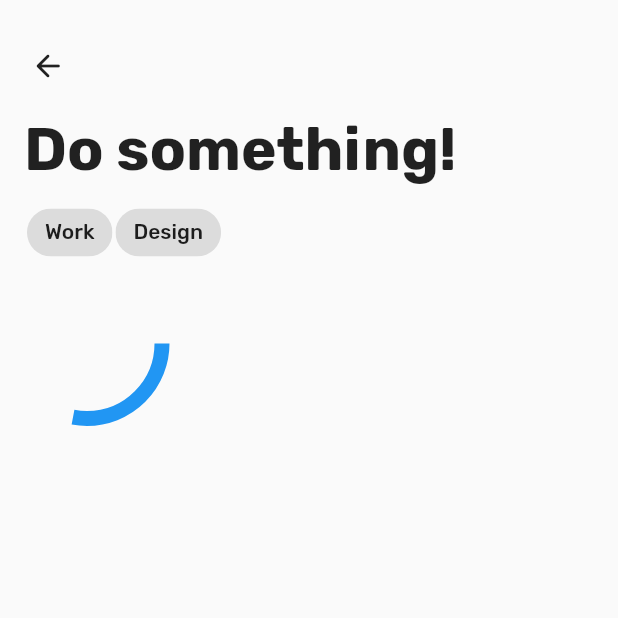
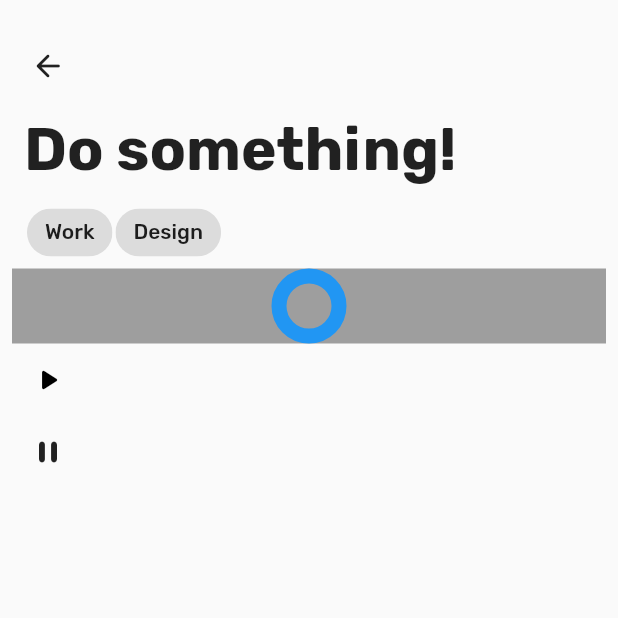
Before and after one commit to LocTr/timee, a Flutter app: the screen it shows after launch, on a phone screen of 412 x 824 dp, the top half of it. Run offline on Flutter 3.47's test engine with Material 2 defaults, Android fonts, the phone set to English and light mode, and no system bars.

Commit message:
add animation widget

```diff
--- a/lib/timer/view/timer_page.dart
+++ b/lib/timer/view/timer_page.dart
@@ -1,8 +1,12 @@
 import 'package:flutter/material.dart';
-import 'package:timee/timer/widget/progress_animation_widget.dart';
+
+import '../widgets/animated_progress_arc.dart';
 
 class TimerPage extends StatelessWidget {
-  const TimerPage({Key? key}) : super(key: key);
+  TimerPage({Key? key}) : super(key: key);
+
+  final AnimatedProgressArcController controller =
+      AnimatedProgressArcController();
 
   @override
   Widget build(BuildContext context) {
@@ -30,7 +34,7 @@ class TimerPage extends StatelessWidget {
                 ],
               ),
               const Padding(
-                padding: const EdgeInsets.all(8.0),
+                padding: EdgeInsets.all(8.0),
                 child: Text('Do something!',
                     style:
                         TextStyle(fontSize: 40, fontWeight: FontWeight.bold)),
@@ -49,7 +53,26 @@ class TimerPage extends StatelessWidget {
                   ),
                 ],
               ),
-              ProgressAnimationWidget(),
+              Container(
+                color: Colors.grey,
+                child: Center(
+                    child: AnimatedProgressArc(
+                  controller: controller,
+                )),
+              ),
+              IconButton(
+                  onPressed: () {
+                    controller.start();
+                  },
+                  icon: Icon(
+                    Icons.play_arrow_rounded,
+                    color: Colors.black,
+                  )),
+              IconButton(
+                  onPressed: () {
+                    controller.pause();
+                  },
+                  icon: Icon(Icons.pause_rounded)),
             ],
           ),
         ),
--- /dev/null
+++ b/lib/timer/widgets/animated_progress_arc.dart
@@ -0,0 +1,58 @@
+import 'package:flutter/material.dart';
+
+import 'progress_arc.dart';
+
+class AnimatedProgressArcController {
+  late void Function() start;
+  late void Function() pause;
+}
+
+class AnimatedProgressArc extends StatefulWidget {
+  const AnimatedProgressArc({Key? key, required this.controller})
+      : super(key: key);
+
+  final AnimatedProgressArcController controller;
+
+  @override
+  State<AnimatedProgressArc> createState() => _AnimatedProgressArcState();
+}
+
+class _AnimatedProgressArcState extends State<AnimatedProgressArc>
+    with TickerProviderStateMixin {
+  late final AnimationController _controller;
+
+  @override
+  void initState() {
+    _controller = AnimationController(
+      vsync: this,
+      duration: const Duration(seconds: 2),
+    );
+
+    widget.controller.start = () => _controller.forward();
+
+    widget.controller.pause = () => _controller.stop();
+
+    // this create the same effect
+    // _animation = CurvedAnimation(parent: _controller, curve: Curves.linear);
+
+    // No need this because this widget render an AnimatedWidget which doesnt need
+    // to setState when animate
+    // Tween(begin: 0.0, end: 1.0).animate(_controller
+    //   ..addListener(() {
+    //     setState(() {});
+    //   }));
+
+    super.initState();
+    _controller.forward();
+  }
+
+  @override
+  Widget build(BuildContext context) {
+    return ProgressingArc(
+      controller: _controller,
+      color: Colors.blue,
+      size: 40,
+      strokeWidth: 10,
+    );
+  }
+}
--- /dev/null
+++ b/lib/timer/widgets/progress_arc.dart
@@ -0,0 +1,67 @@
+import 'package:flutter/material.dart';
+import 'dart:math' as math;
+
+class ProgressingArc extends AnimatedWidget {
+  const ProgressingArc({
+    Key? key,
+    required AnimationController controller,
+    required this.size,
+    required this.strokeWidth,
+    required this.color,
+  }) : super(key: key, listenable: controller);
+
+  final double strokeWidth;
+  final double size;
+  final Color color;
+  Animation<double> get _progress => listenable as Animation<double>;
+
+  @override
+  Widget build(BuildContext context) {
+    return CustomPaint(
+      size: Size.square(size + strokeWidth),
+      painter: ArcPainter(
+        strokeWidth: strokeWidth,
+        radius: size / 2,
+        arc: _progress.value * 2 * math.pi,
+        color: color,
+      ),
+    );
+  }
+}
+
+class ArcPainter extends CustomPainter {
+  double arc;
+  double radius;
+  Color color;
+  double strokeWidth;
+
+  ArcPainter({
+    required this.arc,
+    required this.radius,
+    required this.color,
+    required this.strokeWidth,
+  });
+
+  @override
+  void paint(Canvas canvas, Size size) {
+    var paint = Paint()
+      ..style = PaintingStyle.stroke
+      ..color = color
+      ..isAntiAlias = true
+      ..strokeWidth = 10;
+
+    canvas.drawArc(
+        Rect.fromCircle(
+            center: Offset(radius + strokeWidth / 2, radius + strokeWidth / 2),
+            radius: radius),
+        math.pi * 1.5,
+        arc,
+        false,
+        paint);
+  }
+
+  @override
+  bool shouldRepaint(covariant CustomPainter oldDelegate) {
+    return true;
+  }
+}
```
Also changed, not shown: lib/main.dart (+1 -47 lines), lib/timer/widget/progress_animation_widget.dart (deleted, +0 -79 lines).
